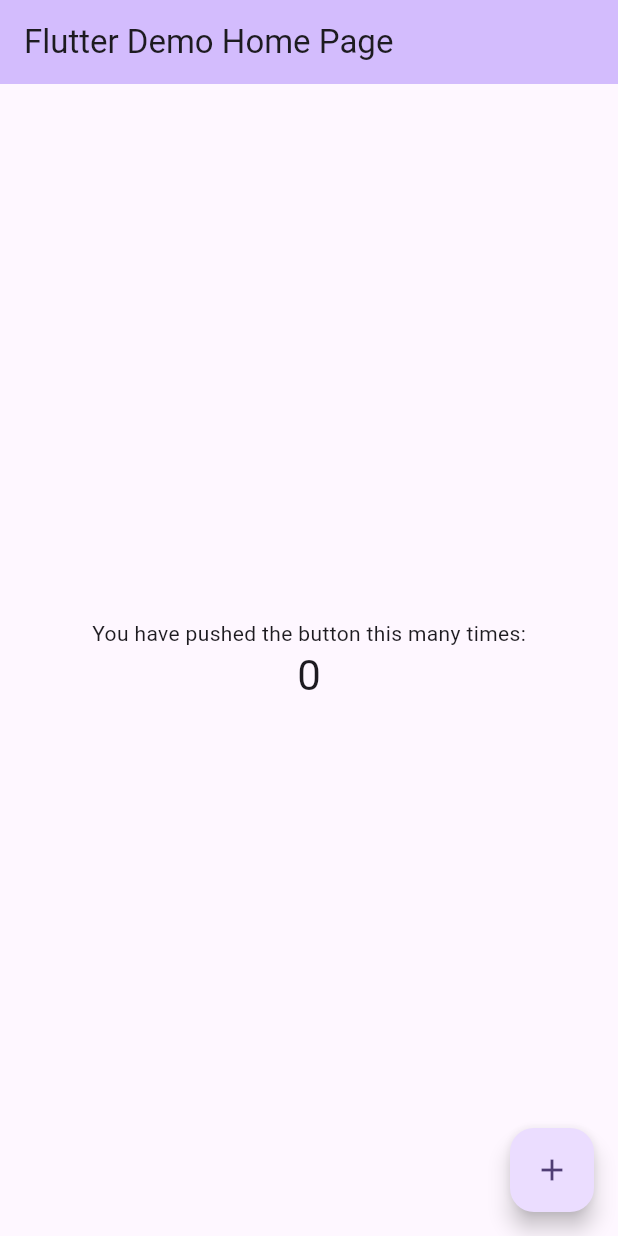
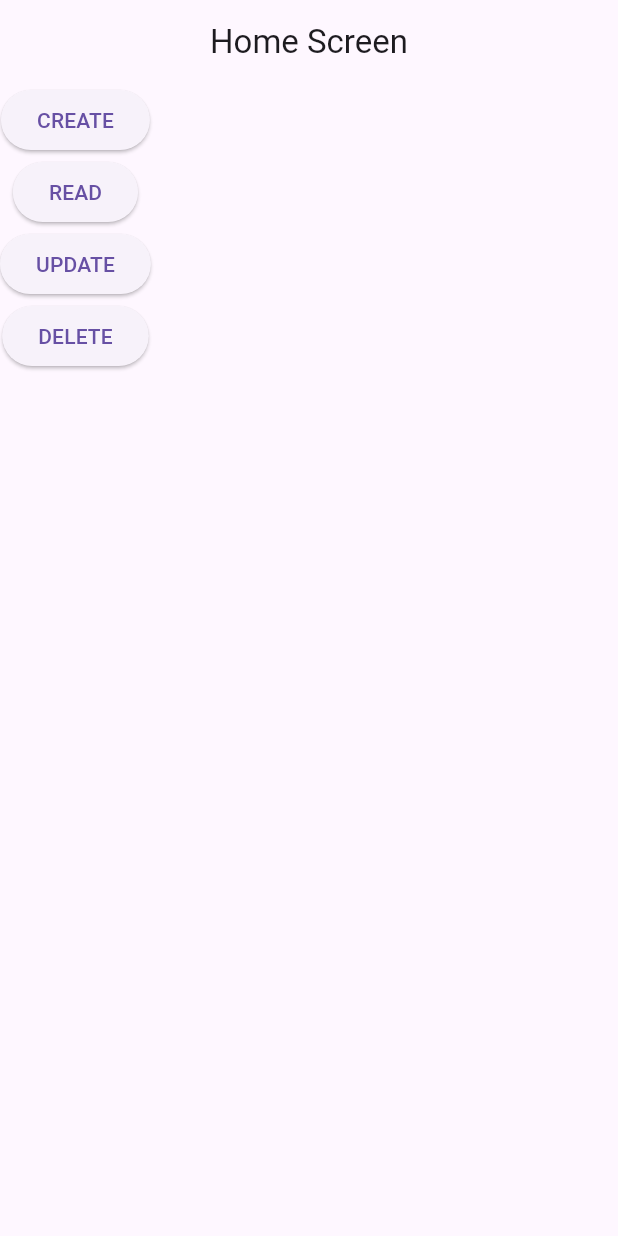
Before and after one commit to Khammunh/api_backend_mongodb, a Flutter app: the screen it shows after launch, on a phone screen of 412 x 824 dp. Run offline on Flutter 3.47's test engine with Material 3 defaults, Android fonts, the phone set to English and light mode, and no system bars.

Commit message:
create home screen

```diff
--- /dev/null
+++ b/lib/home.dart
@@ -0,0 +1,40 @@
+import 'package:flutter/material.dart';
+
+class HomeScreen extends StatefulWidget {
+  const HomeScreen({super.key});
+
+  @override
+  State<HomeScreen> createState() => _HomeScreenState();
+}
+
+class _HomeScreenState extends State<HomeScreen> {
+  @override
+  Widget build(BuildContext context) {
+    return Scaffold(
+      appBar: AppBar(
+        title: const Text("Home Screen"),
+        centerTitle: true,
+      ),
+      body: Column(
+        children: [
+          ElevatedButton(
+            onPressed: () {},
+            child: const Text("CREATE"),
+          ),
+          ElevatedButton(
+            onPressed: () {},
+            child: const Text("READ"),
+          ),
+          ElevatedButton(
+            onPressed: () {},
+            child: const Text("UPDATE"),
+          ),
+          ElevatedButton(
+            onPressed: () {},
+            child: const Text("DELETE"),
+          ),
+        ],
+      ),
+    );
+  }
+}
--- a/lib/main.dart
+++ b/lib/main.dart
@@ -1,125 +1,23 @@
+import 'package:api/home.dart';
 import 'package:flutter/material.dart';
 
 void main() {
-  runApp(const MyApp());
+  runApp(
+    const MyApp(),
+  );
 }
 
 class MyApp extends StatelessWidget {
   const MyApp({super.key});
 
-  // This widget is the root of your application.
   @override
   Widget build(BuildContext context) {
     return MaterialApp(
-      title: 'Flutter Demo',
+      title: 'API Mongodb',
       theme: ThemeData(
-        // This is the theme of your application.
-        //
-        // TRY THIS: Try running your application with "flutter run". You'll see
-        // the application has a purple toolbar. Then, without quitting the app,
-        // try changing the seedColor in the colorScheme below to Colors.green
-        // and then invoke "hot reload" (save your changes or press the "hot
-        // reload" button in a Flutter-supported IDE, or press "r" if you used
-        // the command line to start the app).
-        //
-        // Notice that the counter didn't reset back to zero; the application
-        // state is not lost during the reload. To reset the state, use hot
-        // restart instead.
-        //
-        // This works for code too, not just values: Most code changes can be
-        // tested with just a hot reload.
-        colorScheme: ColorScheme.fromSeed(seedColor: Colors.deepPurple),
-        useMaterial3: true,
+        primarySwatch: Colors.blue,
       ),
-      home: const MyHomePage(title: 'Flutter Demo Home Page'),
+      home: HomeScreen(),
     );
   }
 }
-
-class MyHomePage extends StatefulWidget {
-  const MyHomePage({super.key, required this.title});
-
-  // This widget is the home page of your application. It is stateful, meaning
-  // that it has a State object (defined below) that contains fields that affect
-  // how it looks.
-
-  // This class is the configuration for the state. It holds the values (in this
-  // case the title) provided by the parent (in this case the App widget) and
-  // used by the build method of the State. Fields in a Widget subclass are
-  // always marked "final".
-
-  final String title;
-
-  @override
-  State<MyHomePage> createState() => _MyHomePageState();
-}
-
-class _MyHomePageState extends State<MyHomePage> {
-  int _counter = 0;
-
-  void _incrementCounter() {
-    setState(() {
-      // This call to setState tells the Flutter framework that something has
-      // changed in this State, which causes it to rerun the build method below
-      // so that the display can reflect the updated values. If we changed
-      // _counter without calling setState(), then the build method would not be
-      // called again, and so nothing would appear to happen.
-      _counter++;
-    });
-  }
-
-  @override
-  Widget build(BuildContext context) {
-    // This method is rerun every time setState is called, for instance as done
-    // by the _incrementCounter method above.
-    //
-    // The Flutter framework has been optimized to make rerunning build methods
-    // fast, so that you can just rebuild anything that needs updating rather
-    // than having to individually change instances of widgets.
-    return Scaffold(
-      appBar: AppBar(
-        // TRY THIS: Try changing the color here to a specific color (to
-        // Colors.amber, perhaps?) and trigger a hot reload to see the AppBar
-        // change color while the other colors stay the same.
-        backgroundColor: Theme.of(context).colorScheme.inversePrimary,
-        // Here we take the value from the MyHomePage object that was created by
-        // the App.build method, and use it to set our appbar title.
-        title: Text(widget.title),
-      ),
-      body: Center(
-        // Center is a layout widget. It takes a single child and positions it
-        // in the middle of the parent.
-        child: Column(
-          // Column is also a layout widget. It takes a list of children and
-          // arranges them vertically. By default, it sizes itself to fit its
-          // children horizontally, and tries to be as tall as its parent.
-          //
-          // Column has various properties to control how it sizes itself and
-          // how it positions its children. Here we use mainAxisAlignment to
-          // center the children vertically; the main axis here is the vertical
-          // axis because Columns are vertical (the cross axis would be
-          // horizontal).
-          //
-          // TRY THIS: Invoke "debug painting" (choose the "Toggle Debug Paint"
-          // action in the IDE, or press "p" in the console), to see the
-          // wireframe for each widget.
-          mainAxisAlignment: MainAxisAlignment.center,
-          children: <Widget>[
-            const Text(
-              'You have pushed the button this many times:',
-            ),
-            Text(
-              '$_counter',
-              style: Theme.of(context).textTheme.headlineMedium,
-            ),
-          ],
-        ),
-      ),
-      floatingActionButton: FloatingActionButton(
-        onPressed: _incrementCounter,
-        tooltip: 'Increment',
-        child: const Icon(Icons.add),
-      ), // This trailing comma makes auto-formatting nicer for build methods.
-    );
-  }
-}
```
